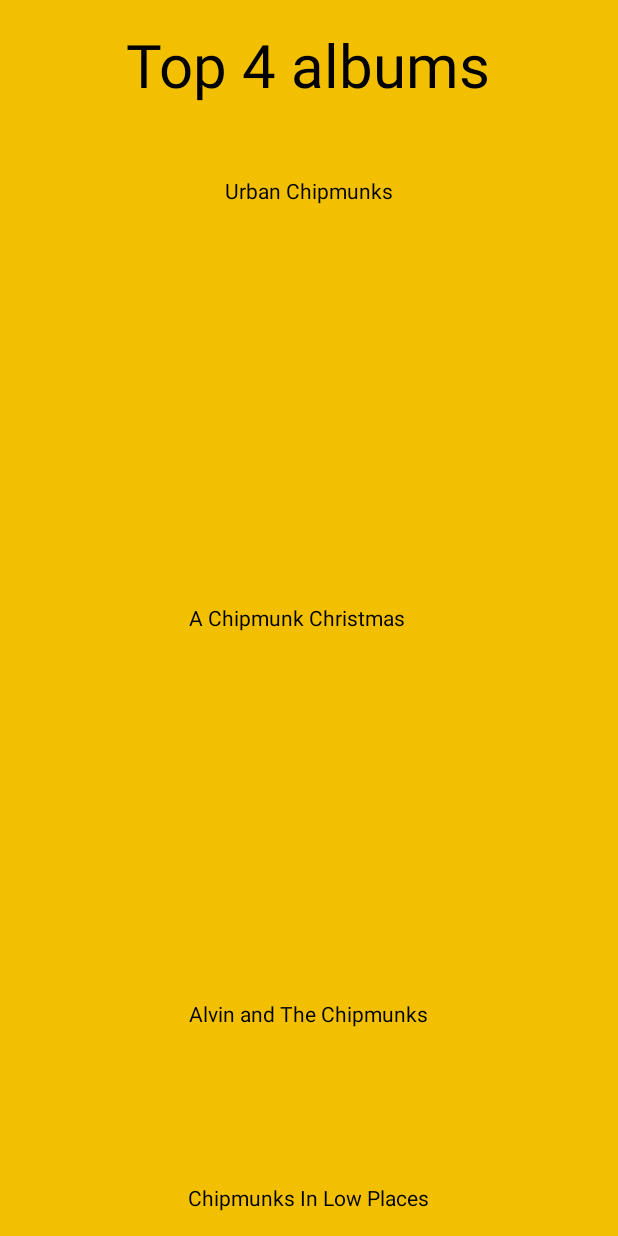
After one commit to mwaggett/epicodus_android_alvin-and-the-chipmunks, an Android app: the DiscographyActivity screen opened directly, with no data from a screen before it, on a phone screen of 412 x 824 dp. The commit adds this screen. Run offline under Robolectric (Android 15) with nearby library versions, the phone set to English and light mode, and no system bars.

Commit message:
Display albums that link to their respective wikipedia pages.

```diff
--- /dev/null
+++ b/app/src/main/java/com/epicodus/alvinandthechipmunks/DiscographyActivity.java
@@ -0,0 +1,55 @@
+package com.epicodus.alvinandthechipmunks;
+
+import android.content.Intent;
+import android.net.Uri;
+import android.support.v7.app.AppCompatActivity;
+import android.os.Bundle;
+import android.view.View;
+import android.widget.TextView;
+
+public class DiscographyActivity extends AppCompatActivity {
+
+    private TextView mUrbanChipmunkLabel;
+    private TextView mChipmunkChristmasLabel;
+    private TextView mAlvinAndTheChipmunksSoundtrackLabel;
+    private TextView mChipmunksInLowPlacesLabel;
+
+    @Override
+    protected void onCreate(Bundle savedInstanceState) {
+        super.onCreate(savedInstanceState);
+        setContentView(R.layout.activity_discography);
+
+        mUrbanChipmunkLabel = (TextView) findViewById(R.id.urbanChipmunks);
+        mChipmunkChristmasLabel = (TextView) findViewById(R.id.chipmunkChristmas);
+        mAlvinAndTheChipmunksSoundtrackLabel = (TextView) findViewById(R.id.movieSoundtrack);
+        mChipmunksInLowPlacesLabel = (TextView) findViewById(R.id.chipmunksInLowPlaces);
+
+        mUrbanChipmunkLabel.setOnClickListener(new View.OnClickListener() {
+            @Override
+            public void onClick(View v) {
+                Intent intent = new Intent(Intent.ACTION_VIEW, Uri.parse("https://en.wikipedia.org/wiki/Urban_Chipmunk"));
+                startActivity(intent);
+            }
+        });
+        mChipmunkChristmasLabel.setOnClickListener(new View.OnClickListener() {
+            @Override
+            public void onClick(View v) {
+                Intent intent = new Intent(Intent.ACTION_VIEW, Uri.parse("https://en.wikipedia.org/wiki/Christmas_with_The_Chipmunks"));
+                startActivity(intent);
+            }
+        });
+        mAlvinAndTheChipmunksSoundtrackLabel.setOnClickListener(new View.OnClickListener() {
+            @Override
+            public void onClick(View v) {
+                Intent intent = new Intent(Intent.ACTION_VIEW, Uri.parse("http://alvin.wikia.com/wiki/Alvin_and_the_Chipmunks:_Original_Motion_Picture_Soundtrack"));
+                startActivity(intent);
+            }
+        });    mChipmunksInLowPlacesLabel.setOnClickListener(new View.OnClickListener() {
+            @Override
+            public void onClick(View v) {
+                Intent intent = new Intent(Intent.ACTION_VIEW, Uri.parse("https://en.wikipedia.org/wiki/Chipmunks_in_Low_Places"));
+                startActivity(intent);
+            }
+        });
+    }
+}
--- /dev/null
+++ b/app/src/main/res/layout/activity_discography.xml
@@ -0,0 +1,64 @@
+<RelativeLayout xmlns:android="http://schemas.android.com/apk/res/android"
+                xmlns:tools="http://schemas.android.com/tools"
+                android:layout_width="match_parent"
+                android:layout_height="match_parent"
+                android:paddingLeft="@dimen/activity_horizontal_margin"
+                android:paddingRight="@dimen/activity_horizontal_margin"
+                android:paddingTop="@dimen/activity_vertical_margin"
+                android:paddingBottom="@dimen/activity_vertical_margin"
+                tools:context="com.epicodus.alvinandthechipmunks.DiscographyActivity"
+                android:background="#f2c001"
+                android:id="@+id/relativeLayout">
+
+    <TextView
+        android:text="Top 4 albums"
+        android:layout_width="wrap_content"
+        android:layout_height="wrap_content"
+        android:id="@+id/albumsLabel"
+        android:textSize="40sp"
+        android:textColor="@android:color/black"
+        android:textAlignment="center"
+        android:layout_alignParentTop="true"
+        android:layout_centerHorizontal="true"/>
+
+    <TextView
+        android:layout_width="wrap_content"
+        android:layout_height="wrap_content"
+        android:text="Alvin and The Chipmunks"
+        android:id="@+id/movieSoundtrack"
+        android:layout_above="@+id/chipmunksInLowPlaces"
+        android:layout_centerHorizontal="true"
+        android:layout_marginBottom="103dp"
+        android:textColor="@android:color/black"/>
+
+    <TextView
+        android:layout_width="wrap_content"
+        android:layout_height="wrap_content"
+        android:text="Urban Chipmunks"
+        android:id="@+id/urbanChipmunks"
+        android:layout_below="@+id/relativeLayout"
+        android:layout_centerHorizontal="true"
+        android:layout_marginTop="101dp"
+        android:textColor="@android:color/black"/>
+
+    <TextView
+        android:layout_width="wrap_content"
+        android:layout_height="wrap_content"
+        android:text="A Chipmunk Christmas"
+        android:id="@+id/chipmunkChristmas"
+        android:layout_centerVertical="true"
+        android:layout_alignLeft="@+id/movieSoundtrack"
+        android:layout_alignStart="@+id/movieSoundtrack"
+        android:textColor="@android:color/black"/>
+
+    <TextView
+        android:layout_width="wrap_content"
+        android:layout_height="wrap_content"
+        android:text="Chipmunks In Low Places"
+        android:id="@+id/chipmunksInLowPlaces"
+        android:layout_alignParentBottom="true"
+        android:layout_centerHorizontal="true"
+        android:textColor="@android:color/black"/>
+
+
+</RelativeLayout>
--- a/app/src/main/res/values/strings.xml
+++ b/app/src/main/res/values/strings.xml
@@ -4,4 +4,5 @@
     <string name="hello_world">Hello world!</string>
     <string name="action_settings">Settings</string>
     <string name="title_activity_member">MemberActivity</string>
+    <string name="title_activity_discography">DiscographyActivity</string>
 </resources>
```
Also changed, not shown: app/src/main/AndroidManifest.xml (+8 -0 lines), app/src/main/java/com/epicodus/alvinandthechipmunks/MainActivity.java (+16 -2 lines), app/src/main/res/menu/menu_discography.xml (added, +9 -0 lines).
